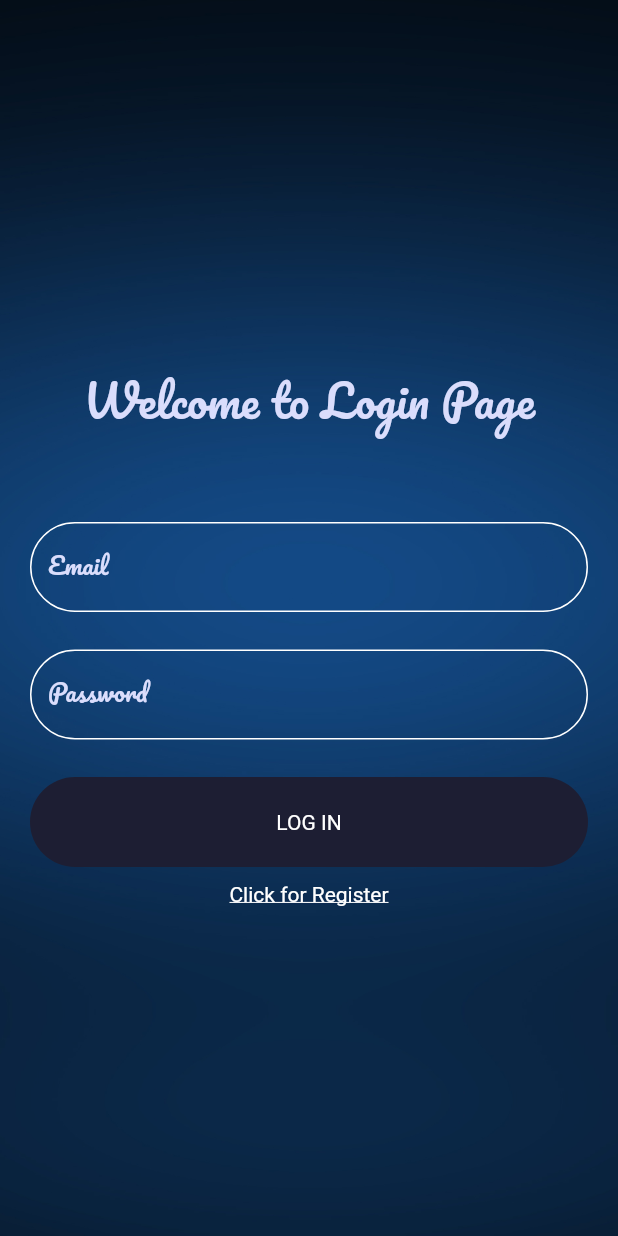
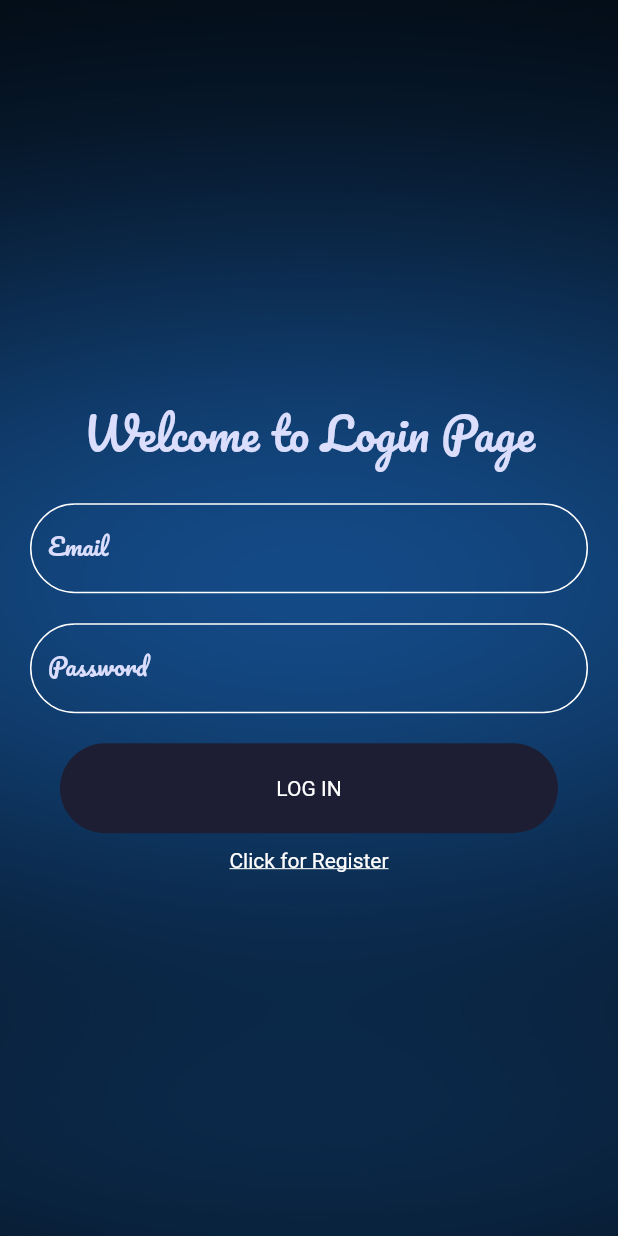
Before and after one commit to SafaKaraca/simple_i_am_youtuber_app, a Flutter app: the screen it shows after launch, on a phone screen of 412 x 824 dp. Run offline on Flutter 3.47's test engine with Material 2 defaults, Android fonts, the phone set to English and light mode, and no system bars.

Commit message:
Some code reputations is cleaned

```diff
--- a/lib/login_page.dart
+++ b/lib/login_page.dart
@@ -19,12 +19,12 @@ class LoginPage extends StatelessWidget {
               fit: BoxFit.cover,
             ),
           ),
+          child: Padding(
+            padding: EdgeInsets.fromLTRB(20.0, 20.0, 20.0, 0),
             child: Column(
               mainAxisAlignment: MainAxisAlignment.center,
               children: [
-              Padding(
-                padding: EdgeInsets.fromLTRB(10.0, 20.0, 10.0, 5.0),
-                child: Text(
+                Text(
                   'Welcome to Login Page',
                   style: TextStyle(
                       fontSize: 30.0,
@@ -32,10 +32,8 @@ class LoginPage extends StatelessWidget {
                       fontFamily: 'Pacifico',
                       color: kFirstSocialCardBackground),
                 ),
-              ),
-              Padding(
-                padding: EdgeInsets.fromLTRB(20.0, 50.0, 20.0, 5.0),
-                child: Container(
+                Container(
+                  margin: EdgeInsets.fromLTRB(0, 20, 0, 0),
                   height: 60,
                   child: TextFormField(
                     decoration: InputDecoration(
@@ -51,10 +49,8 @@ class LoginPage extends StatelessWidget {
                     ),
                   ),
                 ),
-              ),
-              Padding(
-                padding: EdgeInsets.fromLTRB(20.0, 20.0, 20.0, 5.0),
-                child: Container(
+                Container(
+                  margin: EdgeInsets.fromLTRB(0, 20, 0, 0),
                   height: 60,
                   child: TextFormField(
                     decoration: InputDecoration(
@@ -65,7 +61,6 @@ class LoginPage extends StatelessWidget {
                           color: Colors.white,
                         ),
                         borderRadius: BorderRadius.circular(30.0),
-                      ),
                       ),
                     ),
                   ),
@@ -107,6 +102,7 @@ class LoginPage extends StatelessWidget {
             ),
           ),
         ),
+      ),
     );
   }
 }
```
Lines whose indentation alone changed are shown as unchanged.
